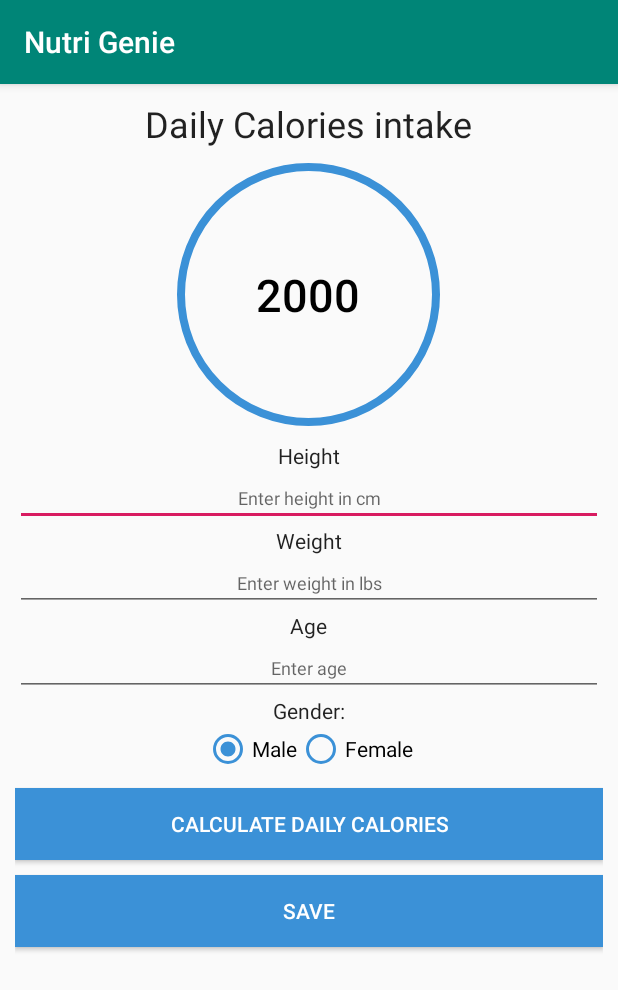
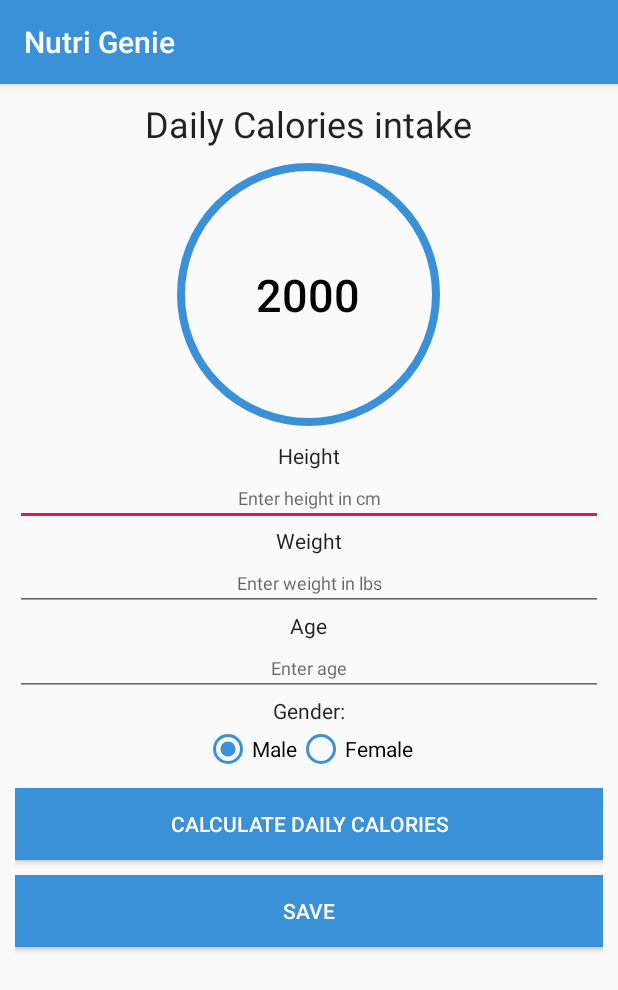
Before and after one commit to qwertyp0/SeeFood, an Android app: the fragment AccountFragment shown on its own in the app's theme, on a phone screen of 412 x 824 dp. Shown: the top 990 px of the screen. Run offline under Robolectric (Android 15) with nearby library versions, the light colour scheme and no system bars; our stand-ins replace Firebase (no records; nobody signed in at launch, a user with empty details on screens opened directly); 1 statement that could not run was skipped.

Commit message:
changed color

```diff
--- a/app/src/main/res/drawable-v24/circular_shape.xml
+++ b/app/src/main/res/drawable-v24/circular_shape.xml
@@ -3,7 +3,7 @@
     <item>
         <shape android:shape="oval">
 <!--            <solid android:color="#fff"/>-->
-            <stroke android:color="#3b91d7" android:width="5dp"/>
+            <stroke android:color="@color/colorPrimary" android:width="5dp"/>
             <!-- Set the same value for both width and height to get a circular shape -->
             <size android:width="175dp" android:height="175dp"/>
         </shape>
--- a/app/src/main/res/layout/account_fragment.xml
+++ b/app/src/main/res/layout/account_fragment.xml
@@ -115,18 +115,16 @@
                 android:layout_height="wrap_content"
                 android:layout_gravity="center_horizontal"
                 android:checked="true"
-                android:buttonTint="#3b91d7"
+                android:buttonTint="@color/colorPrimary"
                 android:duplicateParentState="true"
-                android:text="@string/male_label"
-                android:textColorHighlight="#3b91d7"
-                android:textColorLink="#3b91d7" />
+                android:text="@string/male_label" />
 
             <RadioButton
                 android:id="@+id/female"
                 android:layout_width="wrap_content"
                 android:layout_height="wrap_content"
                 android:layout_gravity="center_horizontal"
-                android:buttonTint="#3b91d7"
+                android:buttonTint="@color/colorPrimary"
                 android:checked="false"
                 android:text="@string/female_label" />
         </RadioGroup>
@@ -140,7 +138,7 @@
         android:layout_height="wrap_content"
         android:layout_marginTop="10dp"
         android:layout_marginBottom="10dp"
-        android:background="#3b91d7"
+        android:background="@color/colorPrimary"
         android:elevation="3dp"
         android:text="@string/calculate_label" />
 
@@ -150,6 +148,6 @@
         android:layout_width="match_parent"
         android:layout_height="wrap_content"
         android:text="@string/save_label"
-        android:background="#3b91d7"
+        android:background="@color/colorPrimary"
         app:layout_constraintLeft_toLeftOf="parent" />
 </LinearLayout>
--- a/app/src/main/res/values/colors.xml
+++ b/app/src/main/res/values/colors.xml
@@ -1,6 +1,6 @@
 <?xml version="1.0" encoding="utf-8"?>
 <resources>
-    <color name="colorPrimary">#008577</color>
+    <color name="colorPrimary">#3b91d7</color>
     <color name="colorPrimaryDark">#00574B</color>
     <color name="colorAccent">#D81B60</color>
 </resources>
```
Also changed, not shown: app/src/main/res/drawable/loading_progress.xml (added, +26 -0 lines), app/src/main/res/layout/loading_fragment.xml (+6 -9 lines).
